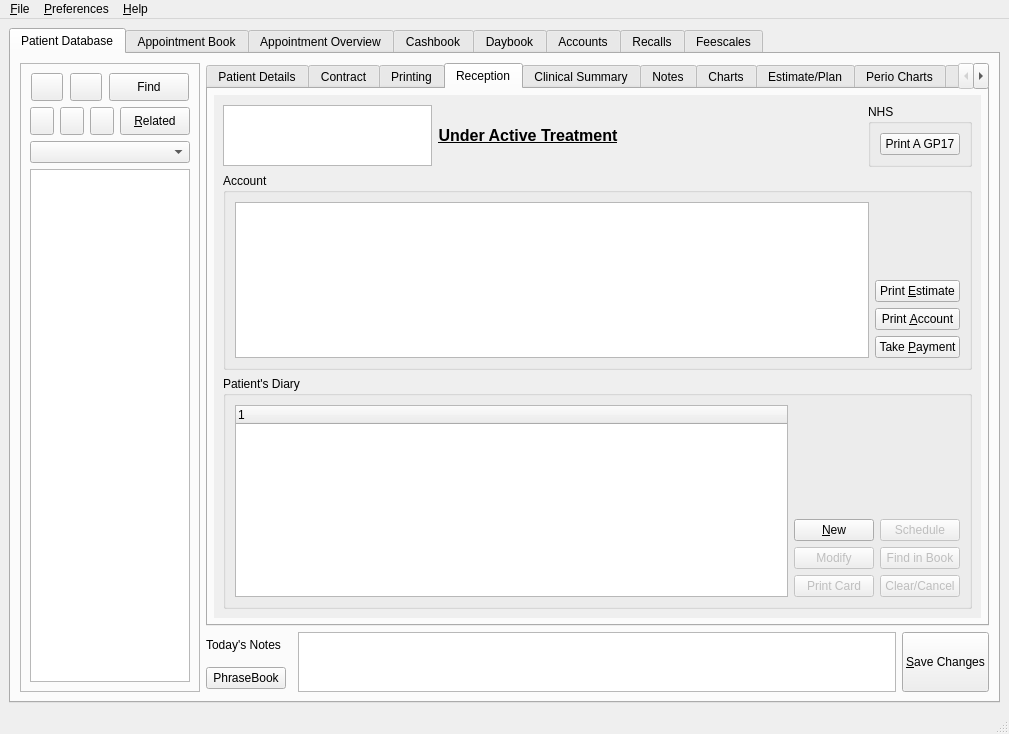
Qt form qt-designer/main.ui (rowinggolfer/openmolar1) before a commit.
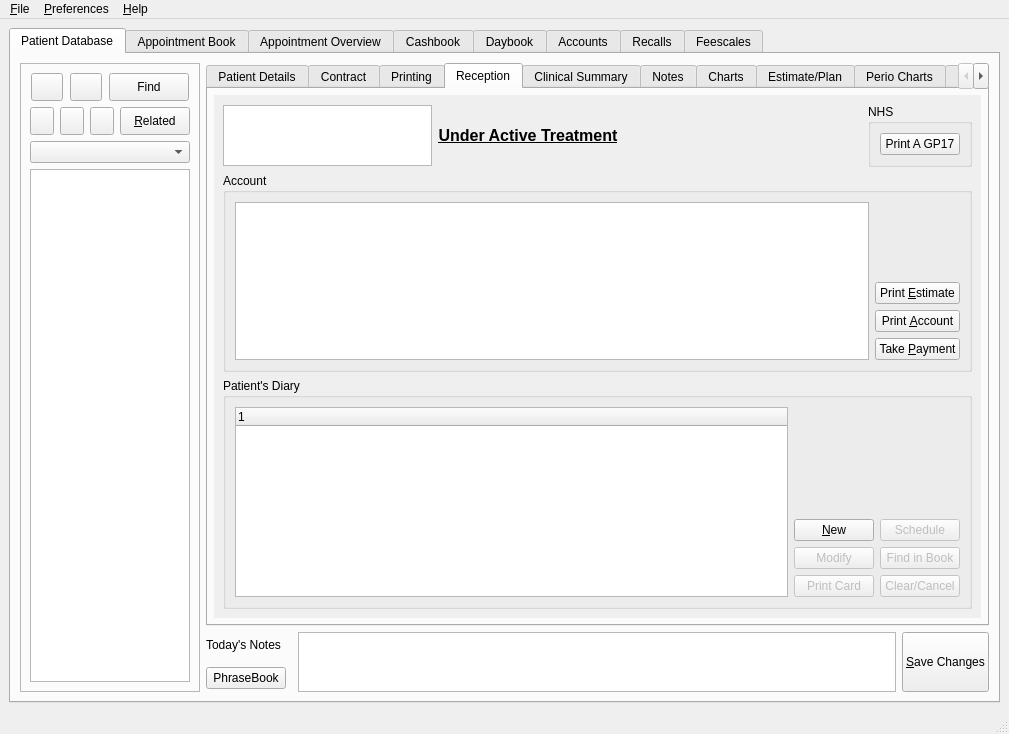
The same form after that commit. The open tabs and pages were chosen to show the change. Icons and pictures are not drawn.

Commit message: layout again

Patch:
```diff
--- a/qt-designer/main.ui
+++ b/qt-designer/main.ui
@@ -2111,7 +2111,7 @@
                      <property name="maximumSize" >
                       <size>
                        <width>16777215</width>
-                       <height>16777215</height>
+                       <height>231</height>
                       </size>
                      </property>
                      <property name="title" >
@@ -2135,7 +2135,7 @@
                         <property name="maximumSize" >
                          <size>
                           <width>16777215</width>
-                          <height>200</height>
+                          <height>192</height>
                          </size>
                         </property>
                         <property name="alternatingRowColors" >
```
Left out of the diff: 24 changed lines with no effect on the pictures. The commit also changes 1 other file.
